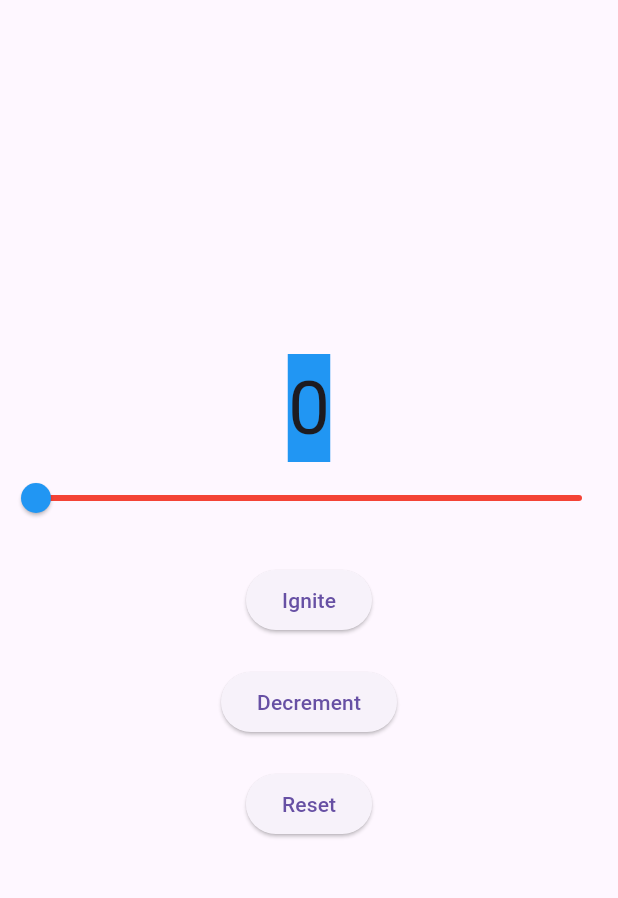
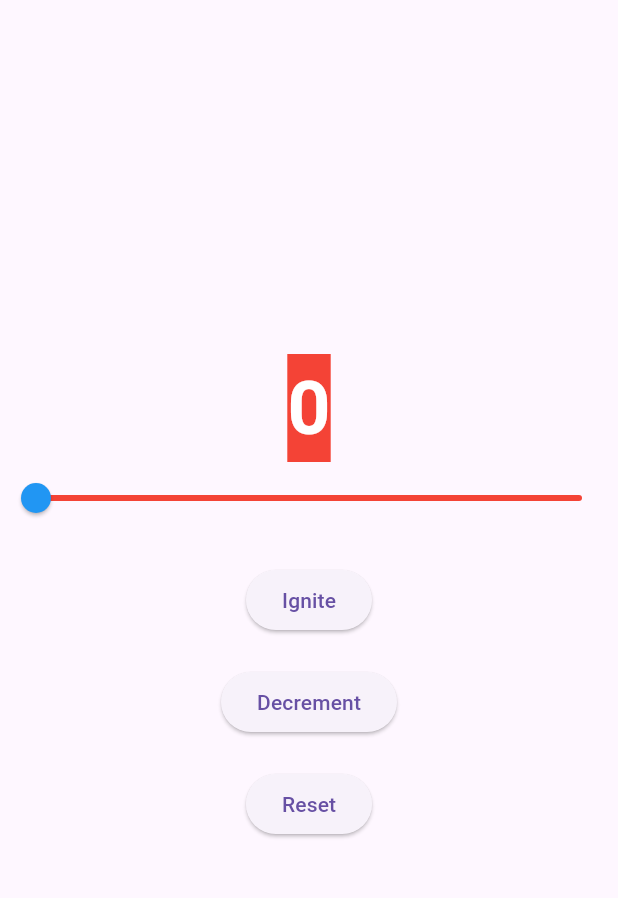
Before and after one commit to Nathan2055/csc4360-activity06-stateful_rocket, a Flutter app: the screen it shows after launch, on a phone screen of 412 x 824 dp, the part 63-961 px from its top. Run offline on Flutter 3.47's test engine with Material 3 defaults, Android fonts, the phone set to English and light mode, and no system bars.

Commit message:
add colors and liftoff message

```diff
--- a/lib/main.dart
+++ b/lib/main.dart
@@ -27,6 +27,17 @@ class _CounterWidgetState extends State<CounterWidget> {
   //set counter value
   int _counter = 0;
 
+    //set rocket color
+    Color DisplayColor(){
+      if (_counter == 0) {
+        return Colors.red;
+      } else if (_counter > 50) {
+        return Colors.green;
+      } else {
+        return Colors.orange;
+      }
+    }
+
   @override
   Widget build(BuildContext context) {
     return Scaffold(
@@ -37,12 +48,16 @@ class _CounterWidgetState extends State<CounterWidget> {
         children: [
           Center(
             child: Container(
-              color: Colors.blue,
+              color: DisplayColor(),
               child: Text(
-                //to displays current number
-                '$_counter',
-                style: TextStyle(fontSize: 50.0),
-              ),
+                _counter == 100 ? 'LIFTOFF!' : '$_counter',
+                style: TextStyle(
+                fontSize: 50.0,
+                fontWeight: FontWeight.bold,
+                color: Colors.white,
+                ),
+                ),
+
             ),
           ),
           Slider(
```
